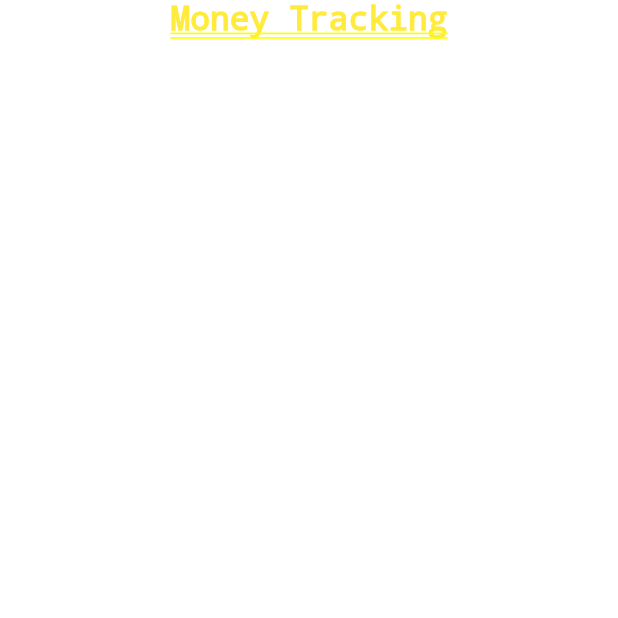
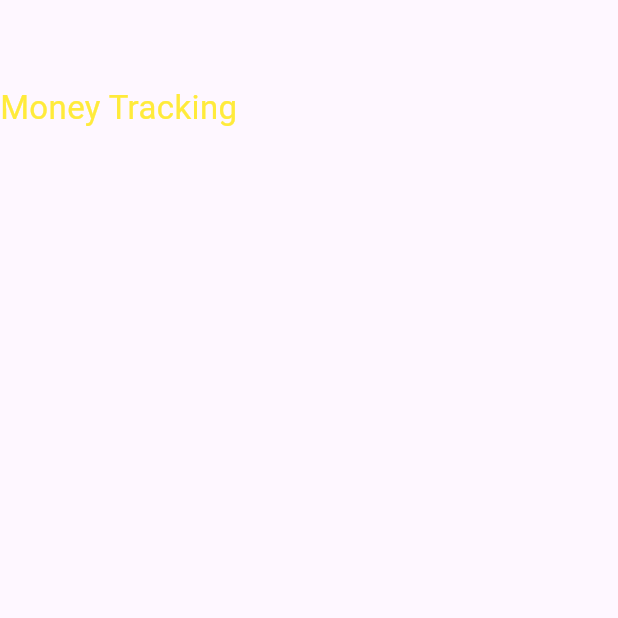
Before and after one commit to mahmoudalhamaky/DEPI_MyProject, a Flutter app: the screen it shows after launch, on a phone screen of 412 x 824 dp, the top half of it. Run offline on Flutter 3.47's test engine with Material 3 defaults, Android fonts, the phone set to English and light mode, and no system bars.

Commit message:
rap with scaffold

```diff
--- a/lib/money.dart
+++ b/lib/money.dart
@@ -10,7 +10,10 @@ class money extends StatefulWidget {
 class _moneyState extends State<money> {
   @override
   Widget build(BuildContext context) {
-    return Column(
+    return Scaffold(
+      appBar: AppBar(),
+       body:
+       Column(
         children: [
           Text('Money Tracking',
               style: TextStyle(color: Colors.yellow, fontSize: 22)),
@@ -18,6 +21,7 @@ class _moneyState extends State<money> {
             height: 20,
           ),
         ],
+      ),
     );
   }
 }
```
Also changed, not shown: pubspec.lock (added), 7 other files. Lines whose indentation alone changed are shown as unchanged.
